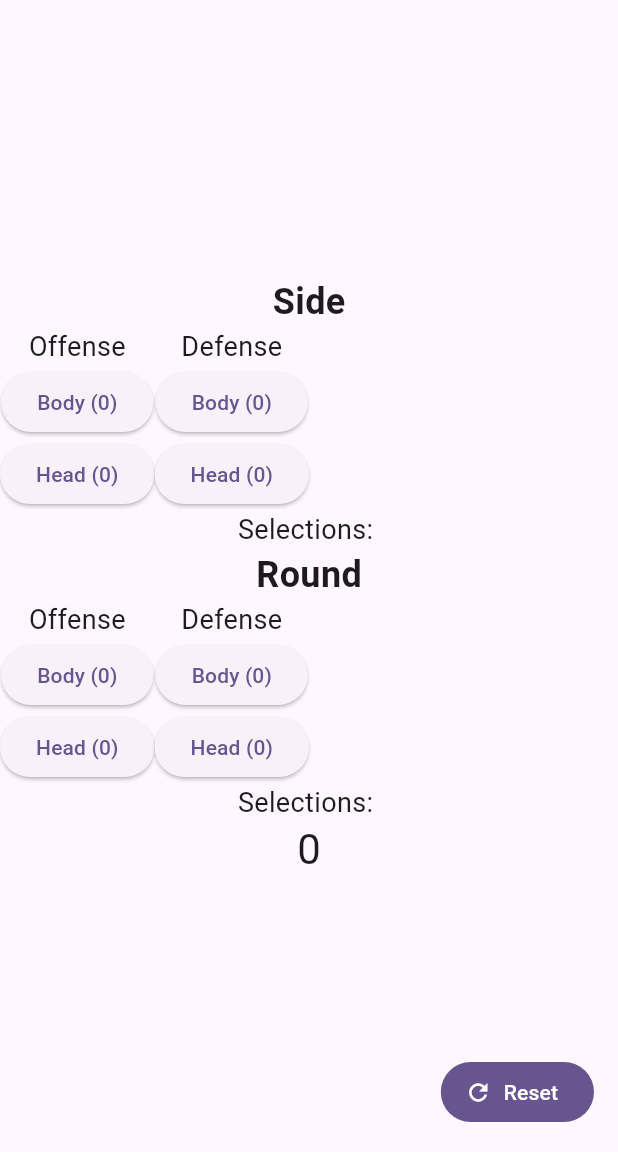
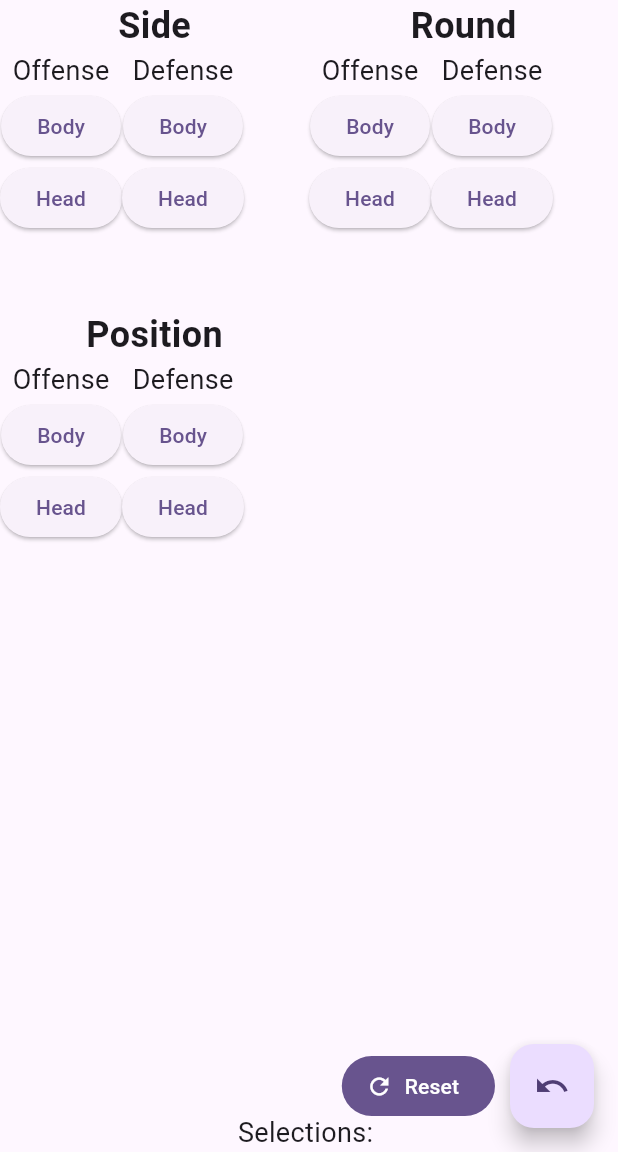
Before and after one commit to alexDickhans/Taekwondo-Scoring-Tool, a Flutter app: the screen it shows after launch, on a phone screen of 412 x 824 dp, the part 84-1236 px from its top. Run offline on Flutter 3.47's test engine with Material 3 defaults, Android fonts, the phone set to English and light mode, and no system bars.

Commit message:
Basic functionality

```diff
--- a/lib/hierarchical_button.dart
+++ b/lib/hierarchical_button.dart
@@ -4,12 +4,16 @@ class HierarchicalButton extends StatefulWidget {
   final List<String> firstLevelButtonNames;
   final List<String> secondLevelButtonNames;
   final String showMenuText;
+  final List<String> sharedSelections;
+  final VoidCallback onSelectionChanged;
 
   const HierarchicalButton({
     Key? key,
     required this.firstLevelButtonNames,
     required this.secondLevelButtonNames,
     required this.showMenuText,
+    required this.sharedSelections,
+    required this.onSelectionChanged,
   }) : super(key: key);
 
   @override
@@ -17,32 +21,17 @@ class HierarchicalButton extends StatefulWidget {
 }
 
 class _HierarchicalButtonState extends State<HierarchicalButton> {
-  Map<String, Map<String, int>> _selectionCounts = {};
-  List<String> selections = [];
 
   @override
   void initState() {
     super.initState();
-    for (var name1 in widget.firstLevelButtonNames) {
-      _selectionCounts[name1] = {};
-      for (var name2 in widget.secondLevelButtonNames) {
-        _selectionCounts[name1]![name2] = 0;
-      }
-    }
-  }
-
-  @override
-  void didUpdateWidget(covariant HierarchicalButton oldWidget) {
-    super.didUpdateWidget(oldWidget);
-    if (oldWidget.firstLevelButtonNames.length !=
-        widget.firstLevelButtonNames.length) {}
   }
 
   void _incrementCount(String name1, String name2, bool success) {
     setState(() {
-      _selectionCounts[name1]![name2] =
-          (_selectionCounts[name1]![name2] ?? 0) + 1;
-      selections.add(widget.showMenuText[0] + name1[0] + name2[0] + (success ? '1' : ''));
+      widget.sharedSelections.add(
+          widget.showMenuText[0] + name1[0] + name2[0] + (success ? '1' : ''));
+      widget.onSelectionChanged();
     });
   }
 
@@ -66,17 +55,13 @@ class _HierarchicalButtonState extends State<HierarchicalButton> {
                         onPressed: () => _incrementCount(name1, name2, false),
                         onLongPress: () => _incrementCount(name1, name2, true),
                         child:
-                            Text('$name2 (${_selectionCounts[name1]![name2]})'),
+                            Text('$name2'),
                       );
                     }).toList(),
               );
             }).toList(),
           ),
         ),
-        Text(
-          'Selections: ${selections.join(" ")}',
-          style: TextStyle(fontSize: 18),
-        ),
       ],
     );
   }
--- a/lib/main.dart
+++ b/lib/main.dart
@@ -8,7 +8,6 @@ void main() {
 class MyApp extends StatelessWidget {
   const MyApp({super.key});
 
-  // This widget is the root of your application.
   @override
   Widget build(BuildContext context) {
     return MaterialApp(
@@ -32,74 +31,95 @@ class MyHomePage extends StatefulWidget {
 }
 
 class _MyHomePageState extends State<MyHomePage> {
-  int _counter = 0;
+  List<String> _sharedSelections = [];
+  late List<HierarchicalButton> _hierarchicalButtons;
+
+  @override
+  void initState() {
+    super.initState();
+    _hierarchicalButtons = [
+      HierarchicalButton(
+        firstLevelButtonNames: ['Offense', 'Defense'],
+        secondLevelButtonNames: ['Body', 'Head'],
+        showMenuText: "Side",
+        sharedSelections: _sharedSelections,
+        onSelectionChanged: _updateSelections,
+      ),
+      HierarchicalButton(
+        firstLevelButtonNames: ['Offense', 'Defense'],
+        secondLevelButtonNames: ['Body', 'Head'],
+        showMenuText: "Round",
+        sharedSelections: _sharedSelections,
+        onSelectionChanged: _updateSelections,
+      ),
+      HierarchicalButton(
+        firstLevelButtonNames: ['Offense', 'Defense'],
+        secondLevelButtonNames: ['Body', 'Head'],
+        showMenuText: "Position",
+        sharedSelections: _sharedSelections,
+        onSelectionChanged: _updateSelections,
+      ),
+    ];
+  }
+
+  void _updateSelections() {
+    setState(() {});
+  }
 
   void _reset() {
     setState(() {
-      _counter++;
+      _sharedSelections.clear();
+    });
+  }
+
+  void _undo() {
+    setState(() {
+      if (_sharedSelections.isNotEmpty) {
+        _sharedSelections.removeLast();
+      }
     });
   }
 
   @override
   Widget build(BuildContext context) {
-    // This method is rerun every time setState is called, for instance as done
-    // by the _incrementCounter method above.
-    //
-    // The Flutter framework has been optimized to make rerunning build methods
-    // fast, so that you can just rebuild anything that needs updating rather
-    // than having to individually change instances of widgets.
     return Scaffold(
       appBar: AppBar(
-        // TRY THIS: Try changing the color here to a specific color (to
-        // Colors.amber, perhaps?) and trigger a hot reload to see the AppBar
-        // change color while the other colors stay the same.
         backgroundColor: Theme.of(context).colorScheme.inversePrimary,
-        // Here we take the value from the MyHomePage object that was created by
-        // the App.build method, and use it to set our appbar title.
         title: Text(widget.title),
       ),
       body: Center(
-        // Center is a layout widget. It takes a single child and positions it
-        // in the middle of the parent.
         child: Column(
-          // Column is also a layout widget. It takes a list of children and
-          // arranges them vertically. By default, it sizes itself to fit its
-          // children horizontally, and tries to be as tall as its parent.
-          //
-          // Column has various properties to control how it sizes itself and
-          // how it positions its children. Here we use mainAxisAlignment to
-          // center the children vertically; the main axis here is the vertical
-          // axis because Columns are vertical (the cross axis would be
-          // horizontal).
-          //
-          // TRY THIS: Invoke "debug painting" (choose the "Toggle Debug Paint"
-          // action in the IDE, or press "p" in the console), to see the
-          // wireframe for each widget.
           mainAxisAlignment: MainAxisAlignment.center,
           children: <Widget>[
-            HierarchicalButton(
-              firstLevelButtonNames: ['Offense', 'Defense'],
-              secondLevelButtonNames: ['Body', 'Head'],
-              showMenuText: "Side",
-            ),
-            HierarchicalButton(
-              firstLevelButtonNames: ['Offense', 'Defense'],
-              secondLevelButtonNames: ['Body', 'Head'],
-              showMenuText: "Round",
+            Expanded(
+              child: GridView.count(
+                crossAxisCount: 2, // Adjust the number of columns as needed
+                children: _hierarchicalButtons,
+              ),
             ),
             Text(
-              '$_counter',
-              style: Theme.of(context).textTheme.headlineMedium,
+              'Selections: ${_sharedSelections.join(" ")}',
+              style: TextStyle(fontSize: 18),
             ),
           ],
         ),
       ),
-      floatingActionButton: FilledButton.icon(
-        onLongPress: _reset,
-        onPressed: () {},
-        label: const Text('Reset'),
-        icon: const Icon(Icons.refresh),
-      ), // This trailing comma makes auto-formatting nicer for build methods.
+      floatingActionButton: Row(
+        mainAxisAlignment: MainAxisAlignment.end,
+        children: [
+          FilledButton.icon(
+              onPressed: () {},
+              onLongPress: _reset,
+              icon: const Icon(Icons.refresh),
+              label: const Text('Reset')),
+          const SizedBox(width: 10),
+          FloatingActionButton(
+            onPressed: _undo,
+            tooltip: 'Undo',
+            child: const Icon(Icons.undo),
+          ),
+        ],
+      ),
     );
   }
 }
```
